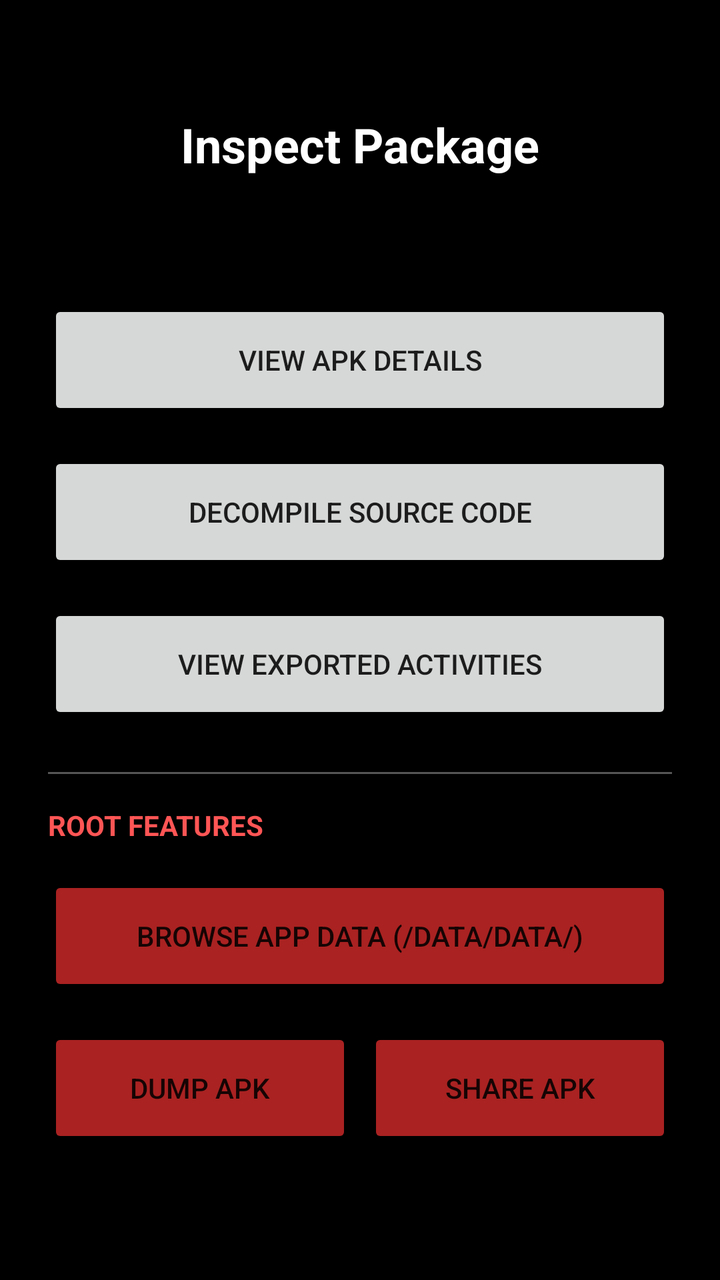
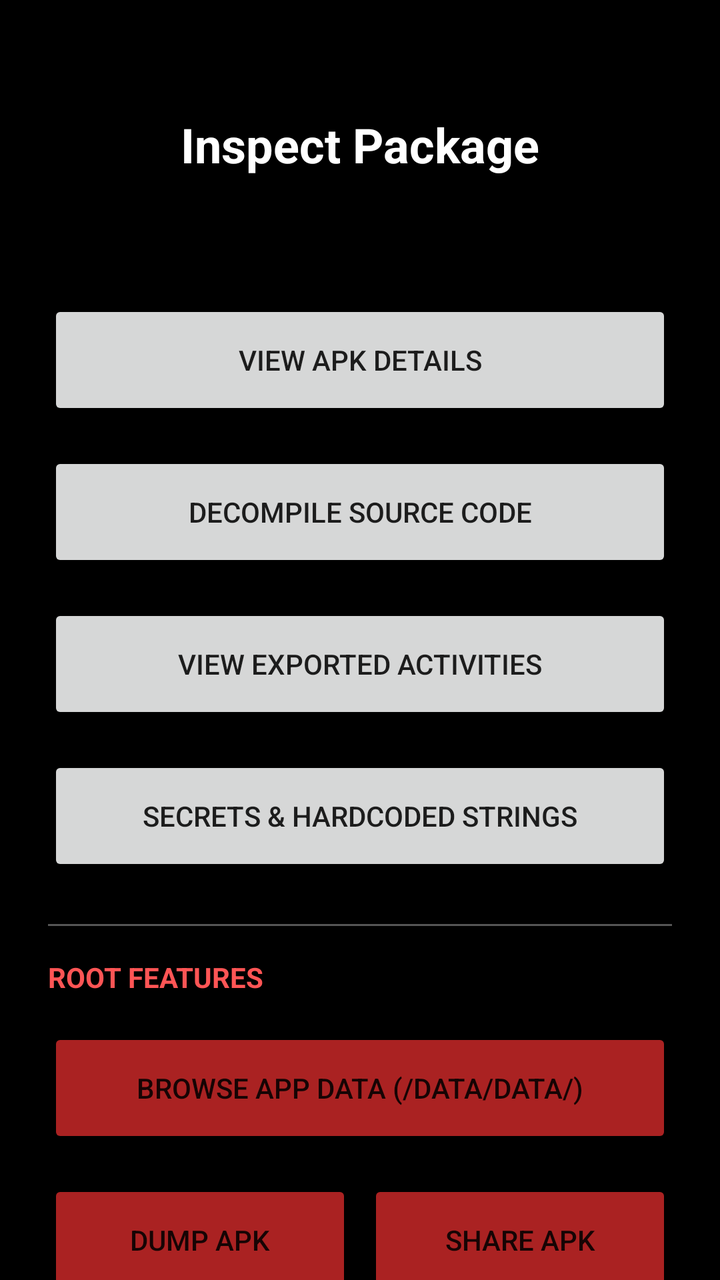

Before-and-after screenshots of an Android layout around one commit, followed by the original layout XML and the change that was made.
<!-- AndroidManifest.xml: application theme Theme.MoPWN -->
<!-- res/layout/activity_inspect_package.xml -->
<?xml version="1.0" encoding="utf-8"?>
<ScrollView xmlns:android="http://schemas.android.com/apk/res/android"
    android:layout_width="match_parent"
    android:layout_height="match_parent"
    android:background="@drawable/main_background"
    android:fillViewport="true">

    <LinearLayout
        android:layout_width="match_parent"
        android:layout_height="wrap_content"
        android:orientation="vertical"
        android:padding="24dp">

        <TextView
            android:id="@+id/tvInspectTitle"
            android:layout_width="wrap_content"
            android:layout_height="wrap_content"
            android:layout_gravity="center_horizontal"
            android:layout_marginTop="32dp"
            android:text="Inspect Package"
            android:textColor="@color/white"
            android:textSize="24sp"
            android:textStyle="bold" />

        <TextView
            android:id="@+id/tvInspectPackageName"
            android:layout_width="wrap_content"
            android:layout_height="wrap_content"
            android:layout_gravity="center_horizontal"
            android:layout_marginTop="8dp"
            android:textColor="@color/white"
            android:textSize="16sp" />

        <LinearLayout
            android:layout_width="match_parent"
            android:layout_height="wrap_content"
            android:layout_marginTop="32dp"
            android:orientation="vertical">

            <Button
                android:id="@+id/btnApkDetails"
                android:layout_width="match_parent"
                android:layout_height="60dp"
                android:layout_marginBottom="16dp"
                android:text="@string/view_apk_details" />

            <Button
                android:id="@+id/btnDecompile"
                android:layout_width="match_parent"
                android:layout_height="60dp"
                android:layout_marginBottom="16dp"
                android:text="Decompile Source Code" />

            <Button
                android:id="@+id/btnExportedActivities"
                android:layout_width="match_parent"
                android:layout_height="60dp"
                android:layout_marginBottom="24dp"
                android:text="@string/view_exported_activities" />
                
            <View
                android:layout_width="match_parent"
                android:layout_height="1dp"
                android:background="#555555"
                android:layout_marginBottom="16dp"/>
                
            <TextView
                android:layout_width="match_parent"
                android:layout_height="wrap_content"
                android:text="ROOT FEATURES"
                android:textColor="#FF5555"
                android:textSize="14sp"
                android:textStyle="bold"
                android:textAlignment="center"
                android:layout_marginBottom="16dp"/>
                
            <Button
                android:id="@+id/btnBrowseFiles"
                android:layout_width="match_parent"
                android:layout_height="60dp"
                android:layout_marginBottom="16dp"
                android:backgroundTint="#AA2222"
                android:text="Browse App Data (/data/data/)" />

            <LinearLayout
                android:layout_width="match_parent"
                android:layout_height="wrap_content"
                android:orientation="horizontal"
                android:weightSum="2">

                <Button
                    android:id="@+id/btnDumpApk"
                    android:layout_width="0dp"
                    android:layout_height="60dp"
                    android:layout_weight="1"
                    android:layout_marginEnd="4dp"
                    android:backgroundTint="#AA2222"
                    android:text="Dump APK" />

                <Button
                    android:id="@+id/btnShareApk"
                    android:layout_width="0dp"
                    android:layout_height="60dp"
                    android:layout_weight="1"
                    android:layout_marginStart="4dp"
                    android:backgroundTint="#AA2222"
                    android:text="Share APK" />
            </LinearLayout>
                
        </LinearLayout>

    </LinearLayout>

</ScrollView>
<!-- resources referenced by this layout -->
<resources>
  <color name="white">#FFFFFFFF</color>
  <string name="view_apk_details">View APK Details</string>
  <string name="view_exported_activities">View Exported Activities</string>
  <style name="Theme.MoPWN" parent="Theme.MaterialComponents.DayNight.NoActionBar">
          <item name="colorPrimary">@color/green_primary</item>
          <item name="colorOnPrimary">@color/black</item>
          <item name="android:windowBackground">@color/black</item>
      </style>
  <color name="green_primary">#00FF00</color>
  <color name="black">#FF000000</color>
</resources>

<!-- the commit's change to res/layout/activity_inspect_package.xml (unified diff, before → after) -->
@@ -55,8 +55,15 @@
                 android:id="@+id/btnExportedActivities"
                 android:layout_width="match_parent"
                 android:layout_height="60dp"
+                android:layout_marginBottom="16dp"
+                android:text="@string/view_exported_activities" />
+
+            <Button
+                android:id="@+id/btnSecretsAuditor"
+                android:layout_width="match_parent"
+                android:layout_height="60dp"
                 android:layout_marginBottom="24dp"
-                android:text="@string/view_exported_activities" />
+                android:text="Secrets &amp; Hardcoded Strings" />
                 
             <View
                 android:layout_width="match_parent"
@@ -81,6 +88,9 @@
                 android:layout_marginBottom="16dp"
                 android:backgroundTint="#AA2222"
                 android:text="Browse App Data (/data/data/)" />
+
+
+
 
             <LinearLayout
                 android:layout_width="match_parent"
